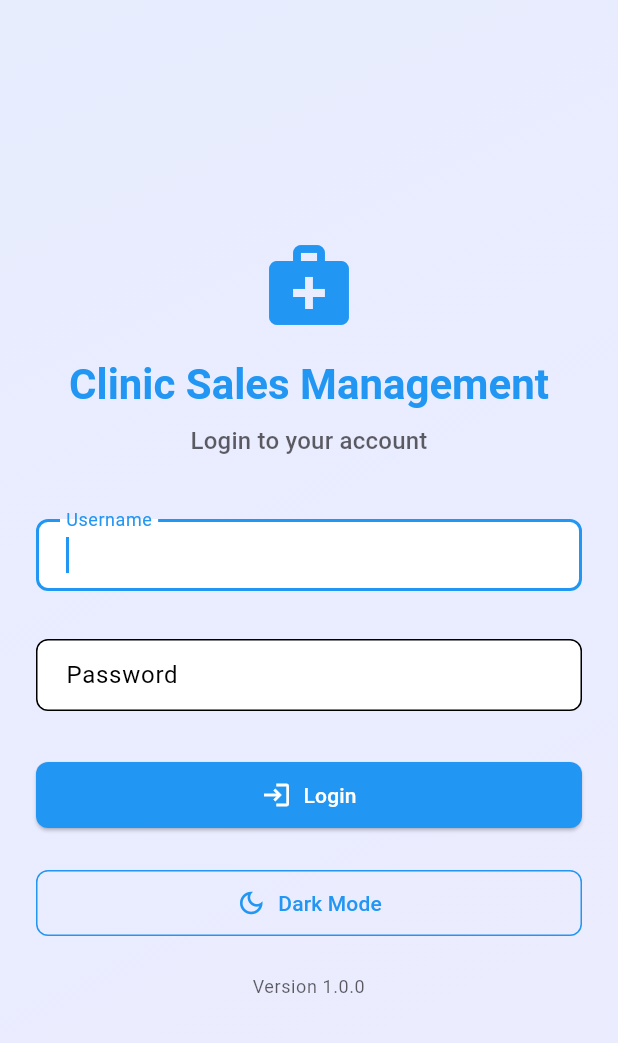
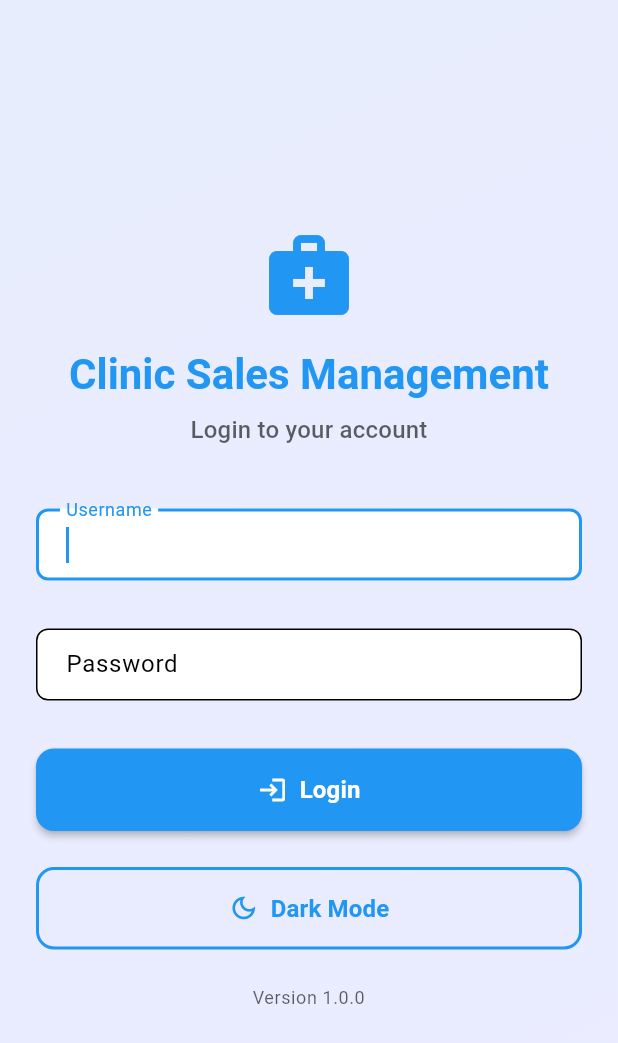
Before and after one commit to lurnalu/nextjs-geist-font-project, a Flutter app: the screen it shows after launch, on a phone screen of 412 x 824 dp. Shown: the top 1043 px of the screen. Run offline on Flutter 3.47's test engine with Material 3 defaults, Android fonts, the phone set to English and light mode, and no system bars; our stand-ins replace flutter_dotenv, shared_preferences, sqflite, sqflite_common_ffi; missing offline and left inert: shared_preferences.dart; accounts and stored records are empty.

Commit message:
Add sales_management_system/lib/widgets/custom_button.dart 1748721105838

```diff
--- a/sales_management_system/lib/widgets/custom_button.dart
+++ b/sales_management_system/lib/widgets/custom_button.dart
@@ -2,7 +2,7 @@ import 'package:flutter/material.dart';
 
 enum ButtonType { primary, secondary, outline }
 
-class CustomButton extends StatelessWidget {
+class CustomButton extends StatefulWidget {
   final String text;
   final VoidCallback onPressed;
   final ButtonType type;
@@ -23,82 +23,123 @@ class CustomButton extends StatelessWidget {
   }) : super(key: key);
 
   @override
+  State<CustomButton> createState() => _CustomButtonState();
+}
+
+class _CustomButtonState extends State<CustomButton> with SingleTickerProviderStateMixin {
+  late AnimationController _controller;
+  late Animation<double> _scaleAnimation;
+
+  @override
+  void initState() {
+    super.initState();
+    _controller = AnimationController(
+      duration: const Duration(milliseconds: 150),
+      vsync: this,
+    );
+    _scaleAnimation = Tween<double>(begin: 1.0, end: 0.95).animate(
+      CurvedAnimation(parent: _controller, curve: Curves.easeInOut),
+    );
+  }
+
+  @override
+  void dispose() {
+    _controller.dispose();
+    super.dispose();
+  }
+
+  @override
   Widget build(BuildContext context) {
     final theme = Theme.of(context);
 
     // Button styles based on type
     ButtonStyle getButtonStyle() {
-      switch (type) {
+      switch (widget.type) {
         case ButtonType.primary:
           return ElevatedButton.styleFrom(
             backgroundColor: theme.primaryColor,
             foregroundColor: Colors.white,
-            padding: const EdgeInsets.symmetric(horizontal: 24, vertical: 12),
+            padding: const EdgeInsets.symmetric(horizontal: 24, vertical: 16),
             shape: RoundedRectangleBorder(
-              borderRadius: BorderRadius.circular(8),
+              borderRadius: BorderRadius.circular(12),
             ),
+            elevation: 2,
           );
         case ButtonType.secondary:
           return ElevatedButton.styleFrom(
             backgroundColor: theme.colorScheme.secondary,
             foregroundColor: Colors.white,
-            padding: const EdgeInsets.symmetric(horizontal: 24, vertical: 12),
+            padding: const EdgeInsets.symmetric(horizontal: 24, vertical: 16),
             shape: RoundedRectangleBorder(
-              borderRadius: BorderRadius.circular(8),
+              borderRadius: BorderRadius.circular(12),
             ),
+            elevation: 2,
           );
         case ButtonType.outline:
           return OutlinedButton.styleFrom(
             foregroundColor: theme.primaryColor,
-            side: BorderSide(color: theme.primaryColor),
-            padding: const EdgeInsets.symmetric(horizontal: 24, vertical: 12),
+            side: BorderSide(color: theme.primaryColor, width: 2),
+            padding: const EdgeInsets.symmetric(horizontal: 24, vertical: 16),
             shape: RoundedRectangleBorder(
-              borderRadius: BorderRadius.circular(8),
+              borderRadius: BorderRadius.circular(12),
             ),
           );
       }
     }
 
     Widget buttonChild() {
-      if (isLoading) {
+      if (widget.isLoading) {
         return SizedBox(
           height: 20,
           width: 20,
           child: CircularProgressIndicator(
             strokeWidth: 2,
             valueColor: AlwaysStoppedAnimation<Color>(
-              type == ButtonType.outline ? theme.primaryColor : Colors.white,
+              widget.type == ButtonType.outline ? theme.primaryColor : Colors.white,
             ),
           ),
         );
       }
 
-      if (icon != null) {
       return Row(
         mainAxisSize: MainAxisSize.min,
+        mainAxisAlignment: MainAxisAlignment.center,
         children: [
-            Icon(icon, size: 20),
+          if (widget.icon != null) ...[
+            Icon(widget.icon, size: 20),
             const SizedBox(width: 8),
-            Text(text),
+          ],
+          Text(
+            widget.text,
+            style: const TextStyle(
+              fontSize: 16,
+              fontWeight: FontWeight.bold,
+            ),
+          ),
         ],
       );
     }
 
-      return Text(text);
-    }
-
-    return SizedBox(
-      width: width,
-      child: type == ButtonType.outline
+    return GestureDetector(
+      onTapDown: widget.disabled || widget.isLoading ? null : (_) => _controller.forward(),
+      onTapUp: widget.disabled || widget.isLoading ? null : (_) => _controller.reverse(),
+      onTapCancel: widget.disabled || widget.isLoading ? null : () => _controller.reverse(),
+      child: ScaleTransition(
+        scale: _scaleAnimation,
+        child: SizedBox(
+          width: widget.width,
+          child: widget.type == ButtonType.outline
               ? OutlinedButton(
-              onPressed: disabled || isLoading ? null : onPressed,
+                  onPressed: widget.disabled || widget.isLoading ? null : widget.onPressed,
                   style: getButtonStyle(),
                   child: buttonChild(),
                 )
               : ElevatedButton(
-              onPressed: disabled || isLoading ? null : onPressed,
+                  onPressed: widget.disabled || widget.isLoading ? null : widget.onPressed,
                   style: getButtonStyle(),
                   child: buttonChild(),
+                ),
+        ),
       ),
     );
   }
```
Lines whose indentation alone changed are shown as unchanged.
